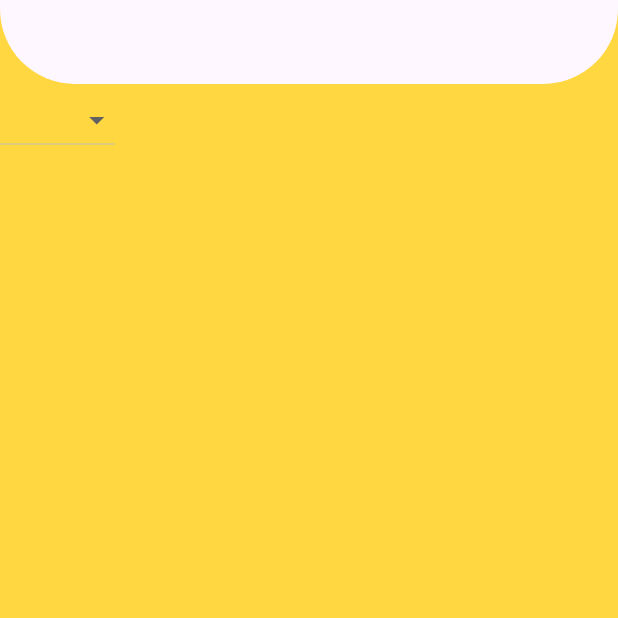
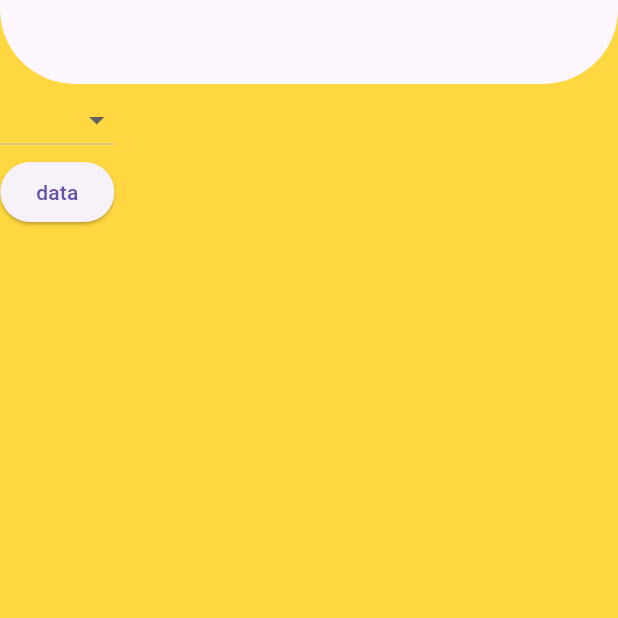
Before and after one commit to pinareray/Flutter-Full-Learn, a Flutter app: the screen it shows after launch, on a phone screen of 412 x 824 dp, the top half of it. Run offline on Flutter 3.47's test engine with Material 3 defaults, Android fonts, the phone set to English and light mode, and no system bars; our stand-ins replace dio, flutter_secure_storage, flutter_spinkit, shared_preferences; accounts and stored records are empty.

Commit message:
güncellendi

```diff
--- a/lib/303/callback_learn.dart
+++ b/lib/303/callback_learn.dart
@@ -2,6 +2,7 @@
 import 'dart:math';
 
 import 'package:flutter/material.dart';
+import 'package:flutter_full_learn/product/widget/button/answer_button.dart';
 import 'package:flutter_full_learn/product/widget/callback_dropdown.dart';
 
 class CallBackLearn extends StatefulWidget {
@@ -20,7 +21,12 @@ class _CallBackLearnState extends State<CallBackLearn> {
         children: [
           CallbackDropdown(onUserSelected: (CallBackUser user) {
             print(user);
-          })
+          }),
+          AnswerButton(
+            onNumber: (number) {
+              return number % 3 == 1;
+            },
+          )
         ],
       ),
     );
--- a/lib/product/widget/button/answer_button.dart
+++ b/lib/product/widget/button/answer_button.dart
@@ -1 +1,32 @@
+import 'dart:math';
 import 'package:flutter/material.dart';
+
+class AnswerButton extends StatefulWidget {
+  const AnswerButton({
+    Key? key,
+    this.onNumber,
+  }) : super(key: key);
+  final bool Function(int number)? onNumber;
+  @override
+  State<AnswerButton> createState() => _AnswerButtonState();
+}
+
+class _AnswerButtonState extends State<AnswerButton> {
+  //Bana random bir sayı dön, bu sayıyı kontrol edip sana bir cevap vereceğim.
+  //Bu cevaba göre butonun rengini güncelle. Doğru ise yeşil, yanlış ise kırmızı yap.
+  Color? _backgroundColor;
+  @override
+  Widget build(BuildContext context) {
+    return ElevatedButton(
+      style: ElevatedButton.styleFrom(backgroundColor: _backgroundColor),
+      onPressed: () {
+        final result = Random().nextInt(10);
+        final response = widget.onNumber?.call(result) ?? false;
+        setState(() {
+          _backgroundColor = response ? Colors.green : Colors.red;
+        });
+      },
+      child: const Text('data'),
+    );
+  }
+}
--- /dev/null
+++ b/lib/product/widget/button/loading_button.dart
@@ -0,0 +1 @@
+import 'package:flutter/material.dart';
```
